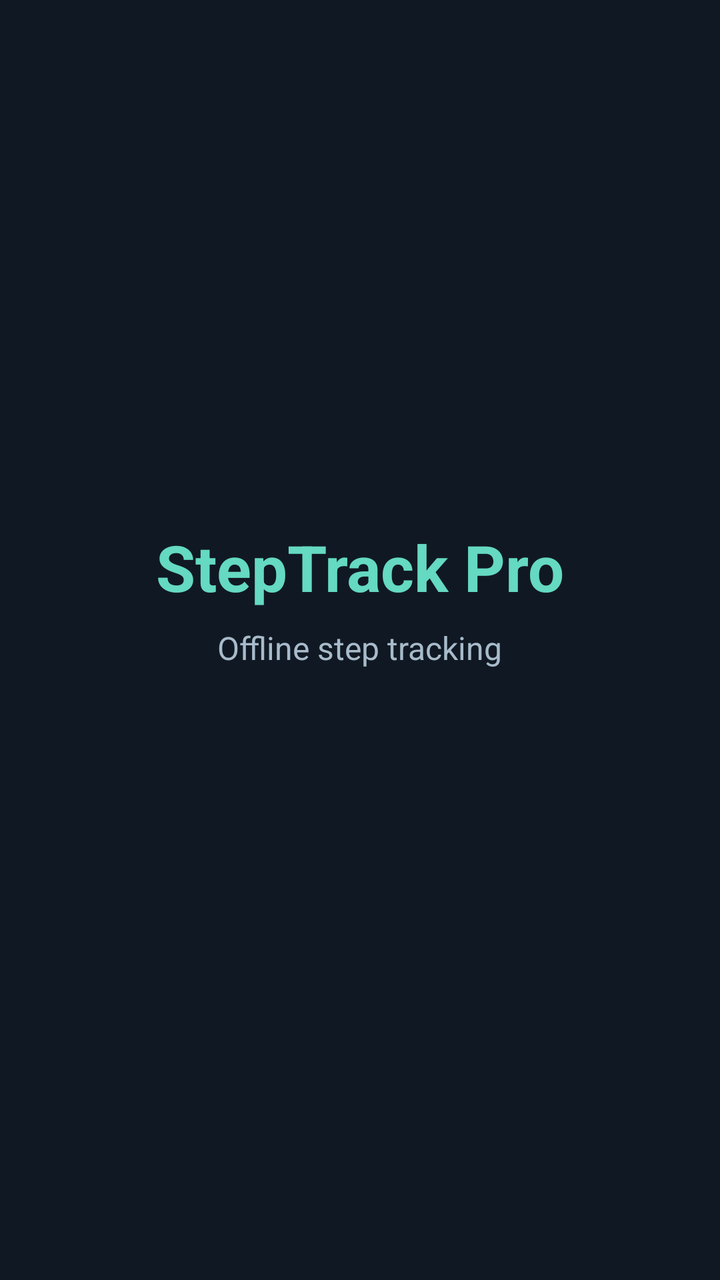
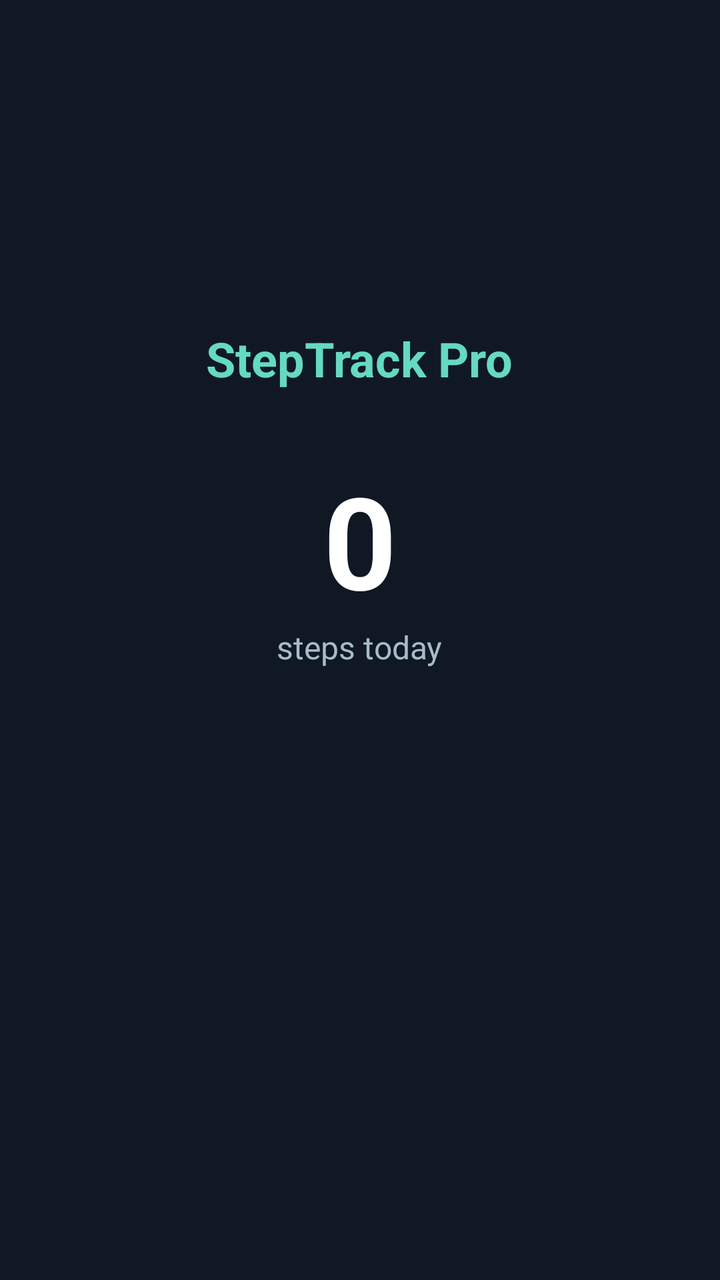

The first picture is an Android layout as it rendered before a commit; the second is the same layout after the commit. The layout source and the unified diff follow.
<!-- AndroidManifest.xml: application theme Theme.StepTrackPro -->
<!-- res/layout/activity_main.xml -->
<?xml version="1.0" encoding="utf-8"?>
<FrameLayout xmlns:android="http://schemas.android.com/apk/res/android"
    android:layout_width="match_parent"
    android:layout_height="match_parent"
    android:background="@color/st_background"
    android:fitsSystemWindows="true">

    <LinearLayout
        android:layout_width="wrap_content"
        android:layout_height="wrap_content"
        android:layout_gravity="center"
        android:gravity="center_horizontal"
        android:orientation="vertical">

        <TextView
            android:layout_width="wrap_content"
            android:layout_height="wrap_content"
            android:text="@string/app_name"
            android:textColor="@color/st_primary"
            android:textSize="32sp"
            android:textStyle="bold" />

        <TextView
            android:layout_width="wrap_content"
            android:layout_height="wrap_content"
            android:layout_marginTop="8dp"
            android:text="@string/tagline"
            android:textColor="@color/st_muted"
            android:textSize="16sp" />

        <TextView
            android:id="@+id/versionText"
            android:layout_width="wrap_content"
            android:layout_height="wrap_content"
            android:layout_marginTop="24dp"
            android:textColor="@color/st_accent"
            android:textSize="14sp" />

    </LinearLayout>

</FrameLayout>
<!-- resources referenced by this layout -->
<resources>
  <color name="st_accent">#FFB66D</color>
  <color name="st_background">#101923</color>
  <color name="st_muted">#A8BBCB</color>
  <color name="st_primary">#65D9C2</color>
  <string name="app_name">StepTrack Pro</string>
  <string name="tagline">Offline step tracking</string>
  <style name="Theme.StepTrackPro" parent="Theme.Material3.Dark.NoActionBar">
          <item name="colorPrimary">@color/st_primary</item>
          <item name="colorOnPrimary">@color/st_background</item>
          <item name="colorSecondary">@color/st_secondary</item>
          <item name="colorSurface">@color/st_card</item>
          <item name="colorOnSurface">@color/st_text</item>
          <item name="android:colorBackground">@color/st_background</item>
          <item name="colorOnBackground">@color/st_text</item>
          <item name="android:statusBarColor">@color/st_background</item>
          <item name="android:navigationBarColor">@color/st_background</item>
      </style>
  <color name="st_secondary">#8EA4B6</color>
  <color name="st_card">#1D2A37</color>
  <color name="st_text">#FFFFFF</color>
</resources>

<!-- the commit's change to res/layout/activity_main.xml (unified diff, before → after) -->
@@ -6,35 +6,69 @@
     android:fitsSystemWindows="true">
 
     <LinearLayout
-        android:layout_width="wrap_content"
+        android:layout_width="match_parent"
         android:layout_height="wrap_content"
         android:layout_gravity="center"
         android:gravity="center_horizontal"
-        android:orientation="vertical">
+        android:orientation="vertical"
+        android:padding="24dp">
 
         <TextView
             android:layout_width="wrap_content"
             android:layout_height="wrap_content"
             android:text="@string/app_name"
             android:textColor="@color/st_primary"
-            android:textSize="32sp"
+            android:textSize="24sp"
+            android:textStyle="bold" />
+
+        <TextView
+            android:id="@+id/stepsText"
+            android:layout_width="wrap_content"
+            android:layout_height="wrap_content"
+            android:layout_marginTop="32dp"
+            android:text="0"
+            android:textColor="@color/st_text"
+            android:textSize="64sp"
             android:textStyle="bold" />
 
         <TextView
             android:layout_width="wrap_content"
             android:layout_height="wrap_content"
-            android:layout_marginTop="8dp"
-            android:text="@string/tagline"
+            android:text="@string/steps_today_label"
             android:textColor="@color/st_muted"
             android:textSize="16sp" />
+
+        <TextView
+            android:id="@+id/detailsText"
+            android:layout_width="wrap_content"
+            android:layout_height="wrap_content"
+            android:layout_marginTop="12dp"
+            android:textColor="@color/st_secondary"
+            android:textSize="16sp" />
+
+        <TextView
+            android:id="@+id/statusText"
+            android:layout_width="wrap_content"
+            android:layout_height="wrap_content"
+            android:layout_marginTop="32dp"
+            android:gravity="center"
+            android:textColor="@color/st_accent"
+            android:textSize="15sp" />
+
+        <com.google.android.material.button.MaterialButton
+            android:id="@+id/actionButton"
+            android:layout_width="wrap_content"
+            android:layout_height="wrap_content"
+            android:layout_marginTop="16dp"
+            android:visibility="gone" />
 
         <TextView
             android:id="@+id/versionText"
             android:layout_width="wrap_content"
             android:layout_height="wrap_content"
-            android:layout_marginTop="24dp"
-            android:textColor="@color/st_accent"
-            android:textSize="14sp" />
+            android:layout_marginTop="40dp"
+            android:textColor="@color/st_muted"
+            android:textSize="12sp" />
 
     </LinearLayout>
 
<!-- resource entries referenced after the edit -->
@@ -5,7 +5,7 @@
   <color name="st_muted">#A8BBCB</color>
   <color name="st_primary">#65D9C2</color>
   <string name="app_name">StepTrack Pro</string>
-  <string name="tagline">Offline step tracking</string>
+  <string name="steps_today_label">steps today</string>
   <style name="Theme.StepTrackPro" parent="Theme.Material3.Dark.NoActionBar">
           <item name="colorPrimary">@color/st_primary</item>
           <item name="colorOnPrimary">@color/st_background</item>
